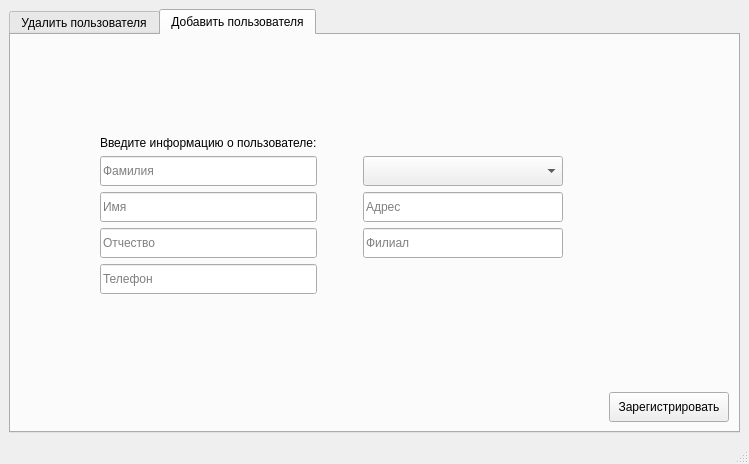
Above: MDKP/adminwindow.ui from MiFit1/OSOGO before the change. Below: the same form after it.
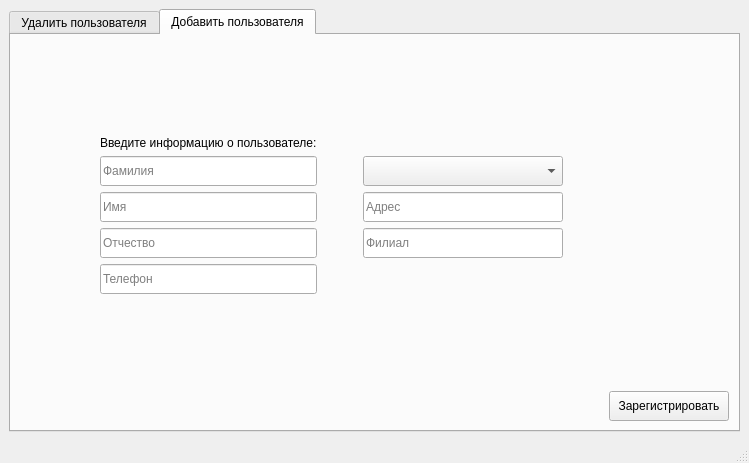
That is the form after the change.

What changed in the file:
```diff
--- a/MDKP/adminwindow.ui
+++ b/MDKP/adminwindow.ui
@@ -6,8 +6,8 @@
    <rect>
     <x>0</x>
     <y>0</y>
-    <width>730</width>
-    <height>464</height>
+    <width>732</width>
+    <height>463</height>
    </rect>
   </property>
   <property name="windowTitle">
```
Left out of the diff: 230 changed lines with no effect on the pictures.
